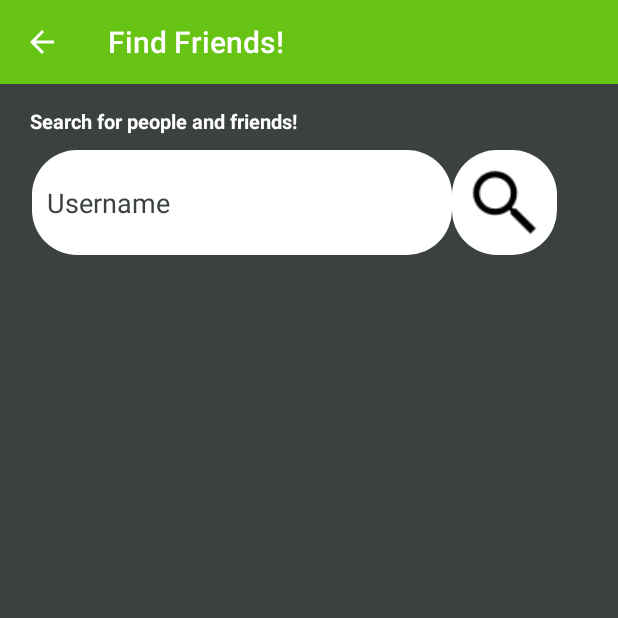
After one commit to phemmati/BookGraph, an Android app: the FindFriendsActivity screen opened directly, with no data from a screen before it, on a phone screen of 412 x 824 dp, the top half of it. The commit adds this screen. Run offline under Robolectric (Android 15) with nearby library versions, the phone set to English and light mode, and no system bars; our stand-ins replace CircleImageView, Firebase (no records; nobody signed in at launch, a user with empty details on screens opened directly), Picasso.

Commit message:
Search friends done

```diff
--- a/app/src/main/AndroidManifest.xml
+++ b/app/src/main/AndroidManifest.xml
@@ -13,10 +13,12 @@
         android:roundIcon="@mipmap/ic_launcher_round"
         android:supportsRtl="true"
         android:theme="@style/AppTheme">
-        <activity android:name=".ProfileActivity"></activity>
+        <activity android:name=".FindFriendsActivity"
+            android:parentActivityName=".MainActivity"></activity>
+        <activity android:name=".ProfileActivity" />
         <activity
             android:name=".SettingsActivity"
-            android:parentActivityName=".MainActivity"></activity>
+            android:parentActivityName=".MainActivity" />
         <activity android:name=".ClickPostActivity" />
         <activity android:name=".PostActivity" />
         <activity android:name=".SetupActivity" />
--- /dev/null
+++ b/app/src/main/java/com/example/bookgraph/FindFriendsActivity.java
@@ -0,0 +1,119 @@
+package com.example.bookgraph;
+
+import androidx.annotation.NonNull;
+import androidx.appcompat.app.AppCompatActivity;
+
+import android.os.Bundle;
+import android.view.LayoutInflater;
+import android.view.View;
+import android.view.ViewGroup;
+import android.widget.Button;
+import android.widget.EditText;
+import android.widget.ImageButton;
+import android.widget.TextView;
+import android.widget.Toast;
+
+import androidx.appcompat.widget.Toolbar;
+import androidx.recyclerview.widget.LinearLayoutManager;
+import androidx.recyclerview.widget.RecyclerView;
+
+import com.firebase.ui.database.FirebaseRecyclerAdapter;
+import com.firebase.ui.database.FirebaseRecyclerOptions;
+import com.google.firebase.database.DatabaseReference;
+import com.google.firebase.database.FirebaseDatabase;
+import com.google.firebase.database.Query;
+import com.squareup.picasso.Picasso;
+
+import de.hdodenhof.circleimageview.CircleImageView;
+
+public class FindFriendsActivity extends AppCompatActivity {
+
+
+    private ImageButton searchButton;
+    private EditText searchInputtext;
+    private RecyclerView searchResultList;
+    private Toolbar mToolbar;
+    private DatabaseReference allUsersDatabaseRef;
+
+    @Override
+    protected void onCreate(Bundle savedInstanceState) {
+        super.onCreate(savedInstanceState);
+        setContentView(R.layout.activity_find_friends);
+
+
+        searchResultList = (RecyclerView) findViewById(R.id.search_result_list);
+        searchResultList.setHasFixedSize(true);
+        searchResultList.setLayoutManager(new LinearLayoutManager(this));
+
+        allUsersDatabaseRef = FirebaseDatabase.getInstance().getReference().child("Users");
+
+        searchInputtext = (EditText) findViewById(R.id.search_box_input);
+        searchButton = (ImageButton) findViewById(R.id.search_people_button);
+
+        mToolbar = (Toolbar) findViewById(R.id.find_friends_appbar_layout);
+        setSupportActionBar(mToolbar);
+        getSupportActionBar().setDisplayHomeAsUpEnabled(true);
+        getSupportActionBar().setTitle("Find Friends!");
+
+
+        searchButton.setOnClickListener(new View.OnClickListener() {
+            @Override
+            public void onClick(View v) {
+                String searchBoxInput = searchInputtext.getText().toString();
+                searchPeople(searchBoxInput);
+            }
+        });
+    }
+
+    private void searchPeople(String searchBoxInput) {
+
+        Toast.makeText(this, "Searching...", Toast.LENGTH_LONG).show();
+
+        Query searchPeopleAndFriendsQuery = allUsersDatabaseRef.orderByChild("fullname")
+                .startAt(searchBoxInput).endAt(searchBoxInput + "\uf8ff");
+
+
+        super.onStart();
+        FirebaseRecyclerOptions<FindFriends> options =
+                new FirebaseRecyclerOptions.Builder<FindFriends>()
+                        .setQuery(searchPeopleAndFriendsQuery, FindFriends.class)
+                        .build();
+
+        FirebaseRecyclerAdapter<FindFriends, FindFriendsViewHolder> firebaseRecyclerAdapter = new FirebaseRecyclerAdapter<FindFriends, FindFriendsViewHolder>(options) {
+            @Override
+            protected void onBindViewHolder(@NonNull FindFriendsViewHolder holder, int position, @NonNull FindFriends model) {
+                holder.myName.setText(model.getFullname());
+                holder.myStatus.setText(model.getStatus());
+                Picasso.get().load(model.getProfileimage()).into(holder.myImage);
+            }
+
+            @NonNull
+            @Override
+            public FindFriendsViewHolder onCreateViewHolder(@NonNull ViewGroup parent, int viewType) {
+                View view = LayoutInflater.from(parent.getContext())
+                        .inflate(R.layout.all_users_display_layout, parent, false);
+                FindFriendsViewHolder viewHolder = new FindFriendsViewHolder(view);
+
+                return viewHolder;
+            }
+        };
+        searchResultList.setAdapter(firebaseRecyclerAdapter);
+        firebaseRecyclerAdapter.startListening();
+    }
+
+
+    public static class FindFriendsViewHolder extends RecyclerView.ViewHolder{
+
+        TextView myName, myStatus;
+        CircleImageView myImage;
+
+        public FindFriendsViewHolder (@NonNull View itemView)
+        {
+            super(itemView);
+
+            myName = itemView.findViewById(R.id.all_users_profile_full_name);
+            myStatus = itemView.findViewById(R.id.all_users_status);
+            myImage = itemView.findViewById(R.id.all_users_profile_image);
+        }
+    }
+}
--- a/app/src/main/java/com/example/bookgraph/PostActivity.java
+++ b/app/src/main/java/com/example/bookgraph/PostActivity.java
@@ -67,11 +67,11 @@ public class PostActivity extends AppCompatActivity {
         updatePostButton = (Button) findViewById(R.id.update_post_button);
         postDescription = (EditText) findViewById(R.id.post_description);
         selecPostButton = (ImageButton) findViewById(R.id.select_post_image);
-        mToolbar = (Toolbar) findViewById(R.id.update_post_page_toolbar);
         usersRef = FirebaseDatabase.getInstance().getReference().child("Users");
         postsRef = FirebaseDatabase.getInstance().getReference().child("Posts");
         postsImageRef = FirebaseStorage.getInstance().getReference();
         loadingBar = new ProgressDialog(this);
+        mToolbar = (Toolbar) findViewById(R.id.update_post_page_toolbar);
         setSupportActionBar(mToolbar);
         getSupportActionBar().setDisplayHomeAsUpEnabled(true);
         getSupportActionBar().setDisplayShowHomeEnabled(true);
--- a/app/src/main/java/com/example/bookgraph/ProfileActivity.java
+++ b/app/src/main/java/com/example/bookgraph/ProfileActivity.java
@@ -26,6 +26,7 @@ public class ProfileActivity extends AppCompatActivity {
     private DatabaseReference profileUserRef;
     private FirebaseAuth mAuth;
     private String currentUserId;
+
 
 
 
--- /dev/null
+++ b/app/src/main/res/layout/activity_find_friends.xml
@@ -0,0 +1,72 @@
+<?xml version="1.0" encoding="utf-8"?>
+<RelativeLayout xmlns:android="http://schemas.android.com/apk/res/android"
+    xmlns:app="http://schemas.android.com/apk/res-auto"
+    xmlns:tools="http://schemas.android.com/tools"
+    android:layout_width="match_parent"
+    android:layout_height="match_parent"
+    android:background="@color/colorProfile"
+    tools:context=".FindFriendsActivity">
+
+    <include
+        android:id="@+id/find_friends_appbar_layout"
+        layout="@layout/app_bar_layout">
+
+    </include>
+
+    <RelativeLayout
+        android:id="@+id/my_layout"
+        android:layout_width="match_parent"
+        android:layout_height="wrap_content"
+        android:layout_below="@id/find_friends_appbar_layout"
+        android:layout_marginTop="15dp">
+
+        <TextView
+            android:id="@+id/simpletextId"
+            android:layout_width="match_parent"
+            android:layout_height="wrap_content"
+            android:layout_alignParentEnd="true"
+            android:layout_marginLeft="20dp"
+            android:text="Search for people and friends!"
+            android:textColor="@android:color/background_light"
+            android:textStyle="bold"
+            android:textSize="13sp"/>
+
+        <EditText
+            android:id="@+id/search_box_input"
+            android:layout_width="280dp"
+            android:layout_height="70dp"
+            android:layout_below="@+id/simpletextId"
+            android:layout_alignParentStart="true"
+            android:layout_marginLeft="21dp"
+            android:layout_marginTop="10dp"
+            android:background="@drawable/input"
+            android:ems="10"
+            android:hint="Username"
+            android:inputType="textMultiLine"
+            android:padding="10dp"
+            android:textColor="@color/colorProfile"
+            android:textColorHint="@color/colorProfile"/>
+
+        <ImageButton
+            android:id="@+id/search_people_button"
+            android:layout_width="70dp"
+            android:layout_height="70dp"
+            android:layout_marginTop="10dp"
+            android:layout_toEndOf="@+id/search_box_input"
+            android:background="@drawable/input"
+            android:layout_below="@+id/simpletextId"
+            android:src="@drawable/search"/>
+
+    </RelativeLayout>
+
+
+    <androidx.recyclerview.widget.RecyclerView
+        android:id="@+id/search_result_list"
+        android:layout_width="match_parent"
+        android:layout_height="match_parent"
+        android:layout_alignParentStart="true"
+        android:layout_below="@id/my_layout"
+        android:layout_margin="10dp">
+
+    </androidx.recyclerview.widget.RecyclerView>
+</RelativeLayout>
```
Also changed, not shown: app/src/main/java/com/example/bookgraph/FindFriends.java (added, +41 -0 lines), app/src/main/java/com/example/bookgraph/MainActivity.java (+6 -1 lines), app/src/main/res/layout/all_users_display_layout.xml (added, +49 -0 lines), app/src/main/res/drawable/search.png (added).
